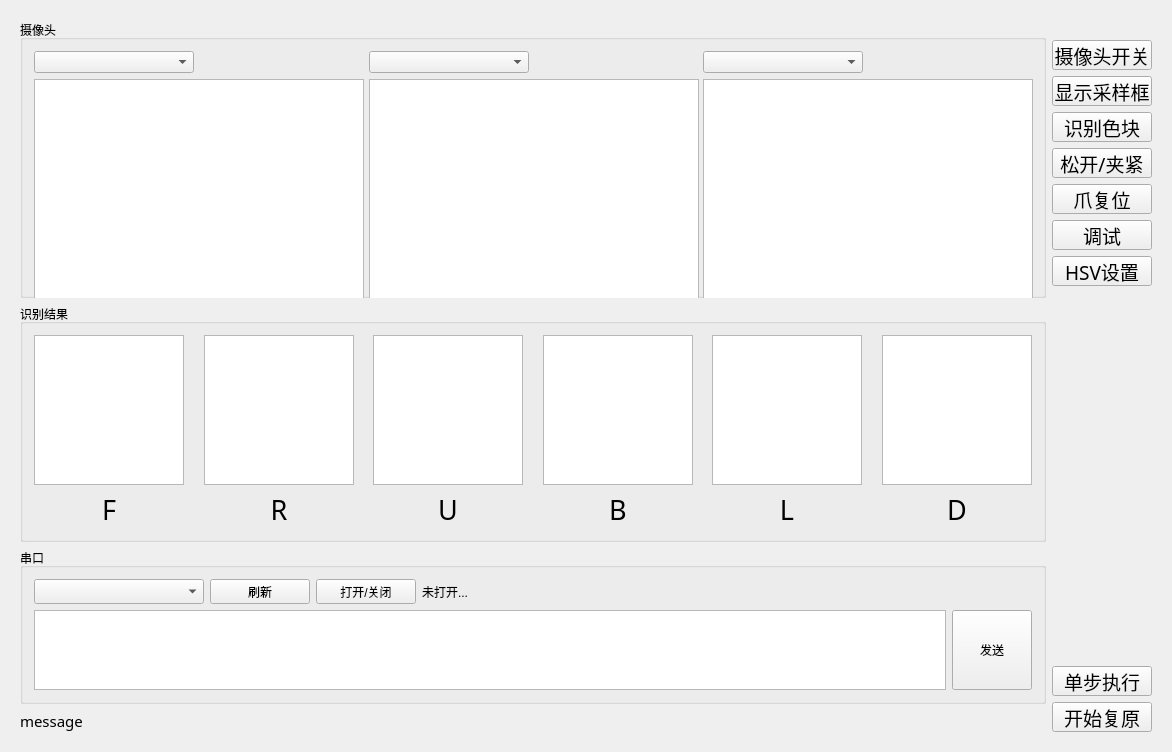
This is CubicExplorerWithQt/CubicExplorerWithQt.ui in KazeLv/CubeExplorer_2.0 as Qt 5 draws it before an edit. The edited form follows.
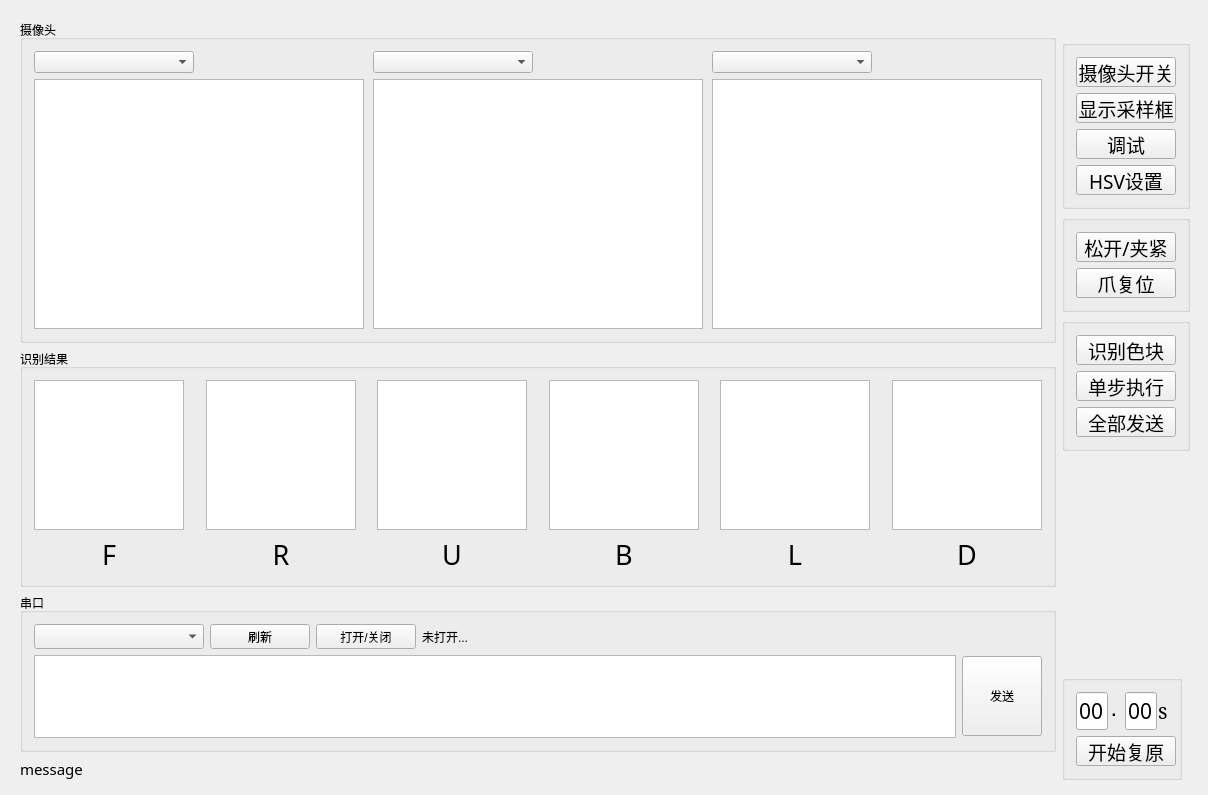
This is the edited form. Custom widgets are drawn as their Qt base class.

```diff
--- a/CubicExplorerWithQt/CubicExplorerWithQt.ui
+++ b/CubicExplorerWithQt/CubicExplorerWithQt.ui
@@ -6,8 +6,8 @@
    <rect>
     <x>0</x>
     <y>0</y>
-    <width>1172</width>
-    <height>752</height>
+    <width>1208</width>
+    <height>795</height>
    </rect>
   </property>
   <property name="minimumSize">
@@ -24,8 +24,8 @@
     <rect>
      <x>9</x>
      <y>9</y>
-     <width>1154</width>
-     <height>734</height>
+     <width>1192</width>
+     <height>782</height>
     </rect>
    </property>
    <layout class="QHBoxLayout" name="horizontalLayout">
@@ -767,6 +767,12 @@
        </spacer>
       </item>
       <item>
+       <widget class="QGroupBox" name="groupBox_normal">
+        <property name="title">
+         <string/>
+        </property>
+        <layout class="QVBoxLayout" name="verticalLayout_4">
+         <item>
        <widget class="QPushButton" name="btn_camSwitch">
         <property name="minimumSize">
          <size>
@@ -816,81 +822,6 @@
         </property>
        </widget>
       </item>
-      <item>
-       <widget class="QPushButton" name="btn_recog">
-        <property name="minimumSize">
-         <size>
-          <width>100</width>
-          <height>30</height>
-         </size>
-        </property>
-        <property name="maximumSize">
-         <size>
-          <width>100</width>
-          <height>30</height>
-         </size>
-        </property>
-        <property name="font">
-         <font>
-          <family>Adobe Arabic</family>
-          <pointsize>14</pointsize>
-         </font>
-        </property>
-        <property name="text">
-         <string>识别色块</string>
-        </property>
-       </widget>
-      </item>
-      <item>
-       <widget class="QPushButton" name="btn_tightOrLoose">
-        <property name="minimumSize">
-         <size>
-          <width>100</width>
-          <height>30</height>
-         </size>
-        </property>
-        <property name="maximumSize">
-         <size>
-          <width>100</width>
-          <height>30</height>
-         </size>
-        </property>
-        <property name="font">
-         <font>
-          <family>Adobe Arabic</family>
-          <pointsize>14</pointsize>
-         </font>
-        </property>
-        <property name="text">
-         <string>松开/夹紧</string>
-        </property>
-       </widget>
-      </item>
-      <item>
-       <widget class="QPushButton" name="btn_reset">
-        <property name="minimumSize">
-         <size>
-          <width>100</width>
-          <height>30</height>
-         </size>
-        </property>
-        <property name="maximumSize">
-         <size>
-          <width>100</width>
-          <height>30</height>
-         </size>
-        </property>
-        <property name="font">
-         <font>
-          <family>Adobe Arabic</family>
-          <pointsize>14</pointsize>
-         </font>
-        </property>
-        <property name="text">
-         <string>爪复位</string>
-        </property>
-       </widget>
-      </item>
       <item>
        <widget class="QPushButton" name="btn_debug">
         <property name="minimumSize">
@@ -941,18 +872,98 @@
         </property>
        </widget>
       </item>
+        </layout>
+       </widget>
+      </item>
       <item>
-       <spacer name="verticalSpacer_13">
-        <property name="orientation">
-         <enum>Qt::Vertical</enum>
+       <widget class="QGroupBox" name="groupBox_operation">
+        <property name="title">
+         <string/>
         </property>
-        <property name="sizeHint" stdset="0">
+        <layout class="QVBoxLayout" name="verticalLayout_5">
+         <item>
+          <widget class="QPushButton" name="btn_tightOrLoose">
+           <property name="minimumSize">
          <size>
-          <width>20</width>
-          <height>40</height>
-         </size>
-        </property>
-       </spacer>
+             <width>100</width>
+             <height>30</height>
+            </size>
+           </property>
+           <property name="maximumSize">
+            <size>
+             <width>100</width>
+             <height>30</height>
+            </size>
+           </property>
+           <property name="font">
+            <font>
+             <family>Adobe Arabic</family>
+             <pointsize>14</pointsize>
+            </font>
+           </property>
+           <property name="text">
+            <string>松开/夹紧</string>
+           </property>
+          </widget>
+         </item>
+         <item>
+          <widget class="QPushButton" name="btn_reset">
+           <property name="minimumSize">
+            <size>
+             <width>100</width>
+             <height>30</height>
+            </size>
+           </property>
+           <property name="maximumSize">
+            <size>
+             <width>100</width>
+             <height>30</height>
+            </size>
+           </property>
+           <property name="font">
+            <font>
+             <family>Adobe Arabic</family>
+             <pointsize>14</pointsize>
+            </font>
+           </property>
+           <property name="text">
+            <string>爪复位</string>
+           </property>
+          </widget>
+         </item>
+        </layout>
+       </widget>
+      </item>
+      <item>
+       <widget class="QGroupBox" name="groupBox_recog_send">
+        <property name="title">
+         <string/>
+        </property>
+        <layout class="QVBoxLayout" name="verticalLayout_3">
+         <item>
+          <widget class="QPushButton" name="btn_recog">
+           <property name="minimumSize">
+            <size>
+             <width>100</width>
+             <height>30</height>
+            </size>
+           </property>
+           <property name="maximumSize">
+            <size>
+             <width>100</width>
+             <height>30</height>
+            </size>
+           </property>
+           <property name="font">
+            <font>
+             <family>Adobe Arabic</family>
+             <pointsize>14</pointsize>
+            </font>
+           </property>
+           <property name="text">
+            <string>识别色块</string>
+           </property>
+          </widget>
       </item>
       <item>
        <widget class="QPushButton" name="btn_sendSingle">
@@ -980,6 +991,146 @@
        </widget>
       </item>
       <item>
+          <widget class="QPushButton" name="btn_sendAll">
+           <property name="minimumSize">
+            <size>
+             <width>100</width>
+             <height>30</height>
+            </size>
+           </property>
+           <property name="maximumSize">
+            <size>
+             <width>100</width>
+             <height>30</height>
+            </size>
+           </property>
+           <property name="font">
+            <font>
+             <family>Adobe Arabic</family>
+             <pointsize>14</pointsize>
+            </font>
+           </property>
+           <property name="text">
+            <string>全部发送</string>
+           </property>
+          </widget>
+         </item>
+        </layout>
+       </widget>
+      </item>
+      <item>
+       <spacer name="verticalSpacer_13">
+        <property name="orientation">
+         <enum>Qt::Vertical</enum>
+        </property>
+        <property name="sizeHint" stdset="0">
+         <size>
+          <width>20</width>
+          <height>40</height>
+         </size>
+        </property>
+       </spacer>
+      </item>
+      <item>
+       <widget class="QGroupBox" name="groupBox">
+        <property name="maximumSize">
+         <size>
+          <width>120</width>
+          <height>16777215</height>
+         </size>
+        </property>
+        <property name="title">
+         <string/>
+        </property>
+        <layout class="QVBoxLayout" name="verticalLayout_6">
+         <item>
+          <layout class="QHBoxLayout" name="horizontalLayout_4">
+           <item>
+            <widget class="QLineEdit" name="lineEdit_second1">
+             <property name="minimumSize">
+              <size>
+               <width>32</width>
+               <height>32</height>
+              </size>
+             </property>
+             <property name="font">
+              <font>
+               <family>Proxy 8</family>
+               <pointsize>16</pointsize>
+              </font>
+             </property>
+             <property name="contextMenuPolicy">
+              <enum>Qt::DefaultContextMenu</enum>
+             </property>
+             <property name="inputMask">
+              <string/>
+             </property>
+             <property name="text">
+              <string>00</string>
+             </property>
+             <property name="alignment">
+              <set>Qt::AlignCenter</set>
+             </property>
+            </widget>
+           </item>
+           <item>
+            <widget class="QLabel" name="label">
+             <property name="font">
+              <font>
+               <family>Consolas</family>
+               <pointsize>12</pointsize>
+               <weight>75</weight>
+               <bold>true</bold>
+              </font>
+             </property>
+             <property name="text">
+              <string>.</string>
+             </property>
+            </widget>
+           </item>
+           <item>
+            <widget class="QLineEdit" name="lineEdit_second2">
+             <property name="minimumSize">
+              <size>
+               <width>32</width>
+               <height>32</height>
+              </size>
+             </property>
+             <property name="font">
+              <font>
+               <family>Proxy 8</family>
+               <pointsize>16</pointsize>
+              </font>
+             </property>
+             <property name="contextMenuPolicy">
+              <enum>Qt::DefaultContextMenu</enum>
+             </property>
+             <property name="text">
+              <string>00</string>
+             </property>
+             <property name="alignment">
+              <set>Qt::AlignCenter</set>
+             </property>
+            </widget>
+           </item>
+           <item>
+            <widget class="QLabel" name="label_2">
+             <property name="font">
+              <font>
+               <family>Constantia</family>
+               <pointsize>16</pointsize>
+               <weight>50</weight>
+               <bold>false</bold>
+              </font>
+             </property>
+             <property name="text">
+              <string>s</string>
+             </property>
+            </widget>
+           </item>
+          </layout>
+         </item>
+         <item>
        <widget class="QPushButton" name="btn_restore">
         <property name="minimumSize">
          <size>
@@ -1002,6 +1153,9 @@
         <property name="text">
          <string>开始复原</string>
         </property>
+          </widget>
+         </item>
+        </layout>
        </widget>
       </item>
      </layout>
```
Lines whose indentation alone changed are shown as unchanged.
